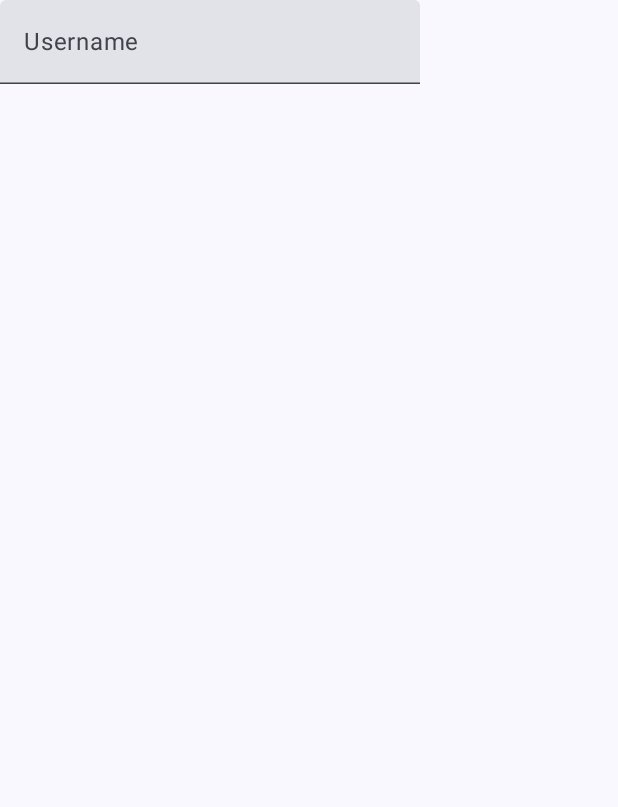
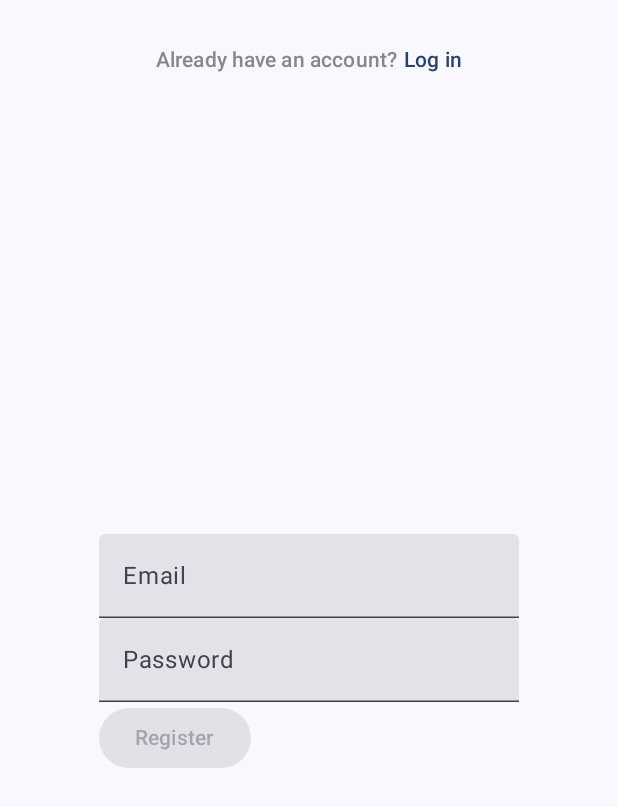
Before and after one commit to tomasblaer/baukur-app, an Android app built with Jetpack Compose: the RegisterScreen screen opened through its navigation route, on a phone screen of 412 x 824 dp. Shown: the top 807 px of the screen. Run offline under Robolectric (Android 15) with nearby library versions, the phone set to English and light mode, and no system bars.

Commit message:
networking interface and more

```diff
--- a/app/build.gradle.kts
+++ b/app/build.gradle.kts
@@ -52,8 +52,8 @@ dependencies {
     implementation(libs.androidx.ui.graphics)
     implementation(libs.androidx.ui.tooling.preview)
     implementation(libs.androidx.material3)
-    implementation("com.squareup.retrofit2:retrofit:2.9.0")
-    implementation("com.squareup.retrofit2:converter-gson:2.9.0")
+    implementation(libs.retrofit)
+    implementation(libs.converter.gson)
     implementation(libs.androidx.appcompat)
     implementation(libs.material)
     implementation(libs.androidx.annotation)
--- a/app/src/main/AndroidManifest.xml
+++ b/app/src/main/AndroidManifest.xml
@@ -1,6 +1,8 @@
 <?xml version="1.0" encoding="utf-8"?>
 <manifest xmlns:android="http://schemas.android.com/apk/res/android"
     xmlns:tools="http://schemas.android.com/tools">
+    <uses-permission android:name="android.permission.INTERNET" />
+    <uses-permission android:name="android.permission.ACCESS_NETWORK_STATE" />
 
     <application
         android:allowBackup="true"
@@ -11,6 +13,7 @@
         android:roundIcon="@mipmap/ic_launcher_round"
         android:supportsRtl="true"
         android:theme="@style/Theme.Baukur"
+        android:usesCleartextTraffic="true"
         tools:targetApi="31">
         <activity
             android:name=".MainActivity"
--- a/app/src/main/java/com/example/baukur/MainActivity.kt
+++ b/app/src/main/java/com/example/baukur/MainActivity.kt
@@ -1,7 +1,6 @@
 package com.example.baukur
 
 import android.os.Bundle
-import android.provider.ContactsContract.Profile
 import androidx.activity.ComponentActivity
 import androidx.activity.compose.setContent
 import androidx.activity.enableEdgeToEdge
@@ -29,8 +28,8 @@ class MainActivity : ComponentActivity() {
             val navController = rememberNavController();
             NavHost(navController = navController, startDestination = Login) {
                 composable<Login> { LoginScreen(onNavigateToRegister = { navController.navigate(route = Register) }) }
-                composable<Register> { RegisterScreen() }
-                composable<Profile> { ProfileScreen(onLogout = { navController.navigate(route = Login) }) }
+                composable<Register> { RegisterScreen(onNavigateToLogin = { navController.navigate(route = Login) } ) }
+                composable<Profile> { ProfileScreen(onNavigateToLogin = { navController.navigate(route = Login) }) }
             }
 
         }
--- /dev/null
+++ b/app/src/main/java/com/example/baukur/api/entities/NetworkPayloads.kt
@@ -0,0 +1,6 @@
+package com.example.baukur.api.entities
+
+data class CreateUserPayload(
+    val email: String,
+    val password: String,
+)
--- /dev/null
+++ b/app/src/main/java/com/example/baukur/api/entities/NetworkResponses.kt
@@ -0,0 +1 @@
+package com.example.baukur.api.entities
--- a/app/src/main/java/com/example/baukur/ui/screens/LoginScreen.kt
+++ b/app/src/main/java/com/example/baukur/ui/screens/LoginScreen.kt
@@ -12,6 +12,8 @@ import com.example.baukur.ui.theme.BaukurTheme
 
 @Composable
 fun LoginScreen(onNavigateToRegister: () -> Unit) {
+//    var email by remember { mutableStateOf("") }
+//    var password by remember { mutableStateOf("") }
     BaukurTheme {
         Scaffold(
             modifier = Modifier.fillMaxSize()
@@ -31,13 +33,20 @@ fun LoginScreen(onNavigateToRegister: () -> Unit) {
                     PasswordField()
                     Spacer(modifier = Modifier.height(16.dp))
                     Button(
-                        onClick = onNavigateToRegister,
+                        onClick = {
+
+                        },
                         colors = ButtonDefaults.buttonColors(
                             containerColor = Color(0xFFFF4081),
                             contentColor = Color.White)
-                        ) {
+                    ) {
+                        Text("Login")
+                    }
+                    TextButton(onClick = onNavigateToRegister) {
+                        Text("Don't have an account? ", color = Color.Gray)
                         Text("Register")
                     }
+
                 }
             }
         }
@@ -48,11 +57,11 @@ fun LoginScreen(onNavigateToRegister: () -> Unit) {
 
 @Composable
 fun UsernameField(modifier: Modifier = Modifier) {
-    var username by remember { mutableStateOf("") }
+    var email by remember { mutableStateOf("") }
     TextField(
-        value = username,
-        onValueChange = { username = it },
-        label = { Text("Username") },
+        value = email,
+        onValueChange = { email = it },
+        label = { Text("Email") },
         modifier = modifier
     )
 }
--- a/app/src/main/java/com/example/baukur/ui/screens/ProfileScreen.kt
+++ b/app/src/main/java/com/example/baukur/ui/screens/ProfileScreen.kt
@@ -18,7 +18,7 @@ import com.example.baukur.R
 import com.example.baukur.ui.theme.BaukurTheme
 
 @Composable
-fun ProfileScreen(onLogout: () -> Unit) {
+fun ProfileScreen(onNavigateToLogin: () -> Unit) {
     BaukurTheme {
         Scaffold(
             modifier = Modifier.fillMaxSize(),
@@ -42,7 +42,7 @@ fun ProfileScreen(onLogout: () -> Unit) {
                     ProfileInfo(label = "Email", value = "johndoe@example.com")
                     Spacer(modifier = Modifier.height(24.dp))
                     Button(
-                        onClick = onLogout,
+                        onClick = onNavigateToLogin,
                         colors = ButtonDefaults.buttonColors(
                             containerColor = Color(0xFFFF4081), // Pink button
                             contentColor = Color.White
@@ -70,5 +70,5 @@ fun ProfileInfo(label: String, value: String) {
 @Preview(showBackground = true)
 @Composable
 fun ProfilePreview() {
-    ProfileScreen(onLogout = {})
+    ProfileScreen(onNavigateToLogin = {})
 }
--- a/app/src/main/java/com/example/baukur/ui/screens/RegisterScreen.kt
+++ b/app/src/main/java/com/example/baukur/ui/screens/RegisterScreen.kt
@@ -1,29 +1,127 @@
 package com.example.baukur.ui.screens
 
+import androidx.compose.foundation.layout.Box
 import androidx.compose.foundation.layout.Column
+import androidx.compose.foundation.layout.Spacer
 import androidx.compose.foundation.layout.fillMaxSize
+import androidx.compose.foundation.layout.height
 import androidx.compose.foundation.layout.padding
+import androidx.compose.material3.Button
+import androidx.compose.material3.ButtonDefaults
 import androidx.compose.material3.Scaffold
+import androidx.compose.material3.SnackbarHost
+import androidx.compose.material3.SnackbarHostState
 import androidx.compose.material3.Text
+import androidx.compose.material3.TextButton
 import androidx.compose.material3.TextField
 import androidx.compose.runtime.Composable
+import androidx.compose.runtime.getValue
+import androidx.compose.runtime.mutableStateOf
+import androidx.compose.runtime.remember
+import androidx.compose.runtime.rememberCoroutineScope
+import androidx.compose.runtime.setValue
+import androidx.compose.ui.Alignment
 import androidx.compose.ui.Modifier
+import androidx.compose.ui.graphics.Color
+import androidx.compose.ui.unit.dp
+import com.example.baukur.api.entities.CreateUserPayload
+import com.example.baukur.api.network.RetrofitInstance
 import com.example.baukur.ui.theme.BaukurTheme
+import kotlinx.coroutines.launch
 
 @Composable
-fun RegisterScreen() {
+fun RegisterScreen(onNavigateToLogin: () -> Unit) {
+    var email by remember { mutableStateOf("") }
+    var password by remember { mutableStateOf("") }
+    val composableScope = rememberCoroutineScope();
+    val snackbarHostState = remember { SnackbarHostState() }
+
     BaukurTheme {
-        Scaffold(modifier = Modifier.fillMaxSize()) { innerPadding ->
+        Scaffold(
+            modifier = Modifier.fillMaxSize(),
+            snackbarHost = {
+                SnackbarHost(hostState = snackbarHostState)
+            },
+//            floatingActionButton = {
+//                ExtendedFloatingActionButton(
+//                    onClick = {
+//                        composableScope.launch {
+//                            snackbarHostState.showSnackbar("Snackbar")
+//                        }
+//                    }
+//                ) {
+//                    Text("Add")
+//                }
+//            }
+        ) { innerPadding ->
+            Box(
+                modifier = Modifier
+                    .fillMaxSize()
+                    .padding(innerPadding),
+                contentAlignment = Alignment.Center
+            ) {
+                Column(
+                    modifier = Modifier.padding(16.dp),
+                    horizontalAlignment = Alignment.CenterHorizontally,
+                ) {
+                    TextButton(onClick = onNavigateToLogin) {
+                        Text("Already have an account? ", color = Color.Gray)
+                        Text("Log in")
+                    }
+                    // why does this not show when below ;(
+                    RegisterForm(snackbarHostState = snackbarHostState)
+                    Spacer(modifier = Modifier.height(16.dp))
+                }
+            }
+        }
+    }
+}
+
+@Composable
+fun RegisterForm(snackbarHostState: SnackbarHostState) {
+    var email by remember { mutableStateOf("") }
+    var password by remember { mutableStateOf("") }
+    val composableScope = rememberCoroutineScope();
+
+    Scaffold(modifier = Modifier.fillMaxSize()) { innerPadding ->
+        Box(
+            modifier = Modifier
+                .fillMaxSize()
+                .padding(innerPadding),
+            contentAlignment = Alignment.Center
+        ) {
             Column(
                 modifier = Modifier.padding(innerPadding)
             ) {
                 TextField(
-                    value = "",
-                    onValueChange = {},
-                    label = { Text("Username") },
+                    value = email,
+                    onValueChange = { email = it },
+                    label = { Text("Email") },
                 )
+                TextField(
+                    value = password,
+                    onValueChange = { password = it },
+                    label = { Text("Password") },
+                )
+                Button(
+                    onClick = {
+                        try {
+                            composableScope.launch {
+                                RetrofitInstance.api.createUser(CreateUserPayload(email, password))
+                                snackbarHostState.showSnackbar("User created")
+                            }
+                        } catch (e: Exception) {
+                            e.printStackTrace()
+                        }
+                    },
+                    enabled = email.isNotEmpty() && password.isNotEmpty(),
+                    colors = ButtonDefaults.buttonColors(
+                        containerColor = Color(0xFFFF4081),
+                        contentColor = Color.White)
+                ) {
+                    Text("Register")
+                }
             }
-            // TODO: Bara mocked stuff hér, breyta þessu i eitthvað svipað og register routeið á vefsíðunni
         }
     }
 }
--- a/gradle/libs.versions.toml
+++ b/gradle/libs.versions.toml
@@ -1,5 +1,6 @@
 [versions]
 agp = "8.8.1"
+converterGson = "2.9.0"
 kotlin = "2.0.0"
 coreKtx = "1.10.1"
 junit = "4.13.2"
@@ -16,10 +17,12 @@ annotation = "1.6.0"
 constraintlayout = "2.1.4"
 lifecycleLivedataKtx = "2.8.7"
 lifecycleViewmodelKtx = "2.8.7"
+retrofit = "2.9.0"
 
 [libraries]
 androidx-core-ktx = { group = "androidx.core", name = "core-ktx", version.ref = "coreKtx" }
 androidx-navigation-compose = { module = "androidx.navigation:navigation-compose", version.ref = "navigationCompose" }
+converter-gson = { module = "com.squareup.retrofit2:converter-gson", version.ref = "converterGson" }
 junit = { group = "junit", name = "junit", version.ref = "junit" }
 androidx-junit = { group = "androidx.test.ext", name = "junit", version.ref = "junitVersion" }
 androidx-espresso-core = { group = "androidx.test.espresso", name = "espresso-core", version.ref = "espressoCore" }
@@ -40,6 +43,7 @@ androidx-annotation = { group = "androidx.annotation", name = "annotation", vers
 androidx-constraintlayout = { group = "androidx.constraintlayout", name = "constraintlayout", version.ref = "constraintlayout" }
 androidx-lifecycle-livedata-ktx = { group = "androidx.lifecycle", name = "lifecycle-livedata-ktx", version.ref = "lifecycleLivedataKtx" }
 androidx-lifecycle-viewmodel-ktx = { group = "androidx.lifecycle", name = "lifecycle-viewmodel-ktx", version.ref = "lifecycleViewmodelKtx" }
+retrofit = { module = "com.squareup.retrofit2:retrofit", version.ref = "retrofit" }
 
 [plugins]
 android-application = { id = "com.android.application", version.ref = "agp" }
```
Also changed, not shown: app/src/main/java/com/example/baukur/api/network/NetworkingService.kt (added, +11 -0 lines), app/src/main/java/com/example/baukur/api/network/RetrofitInstance.kt (added, +16 -0 lines).
